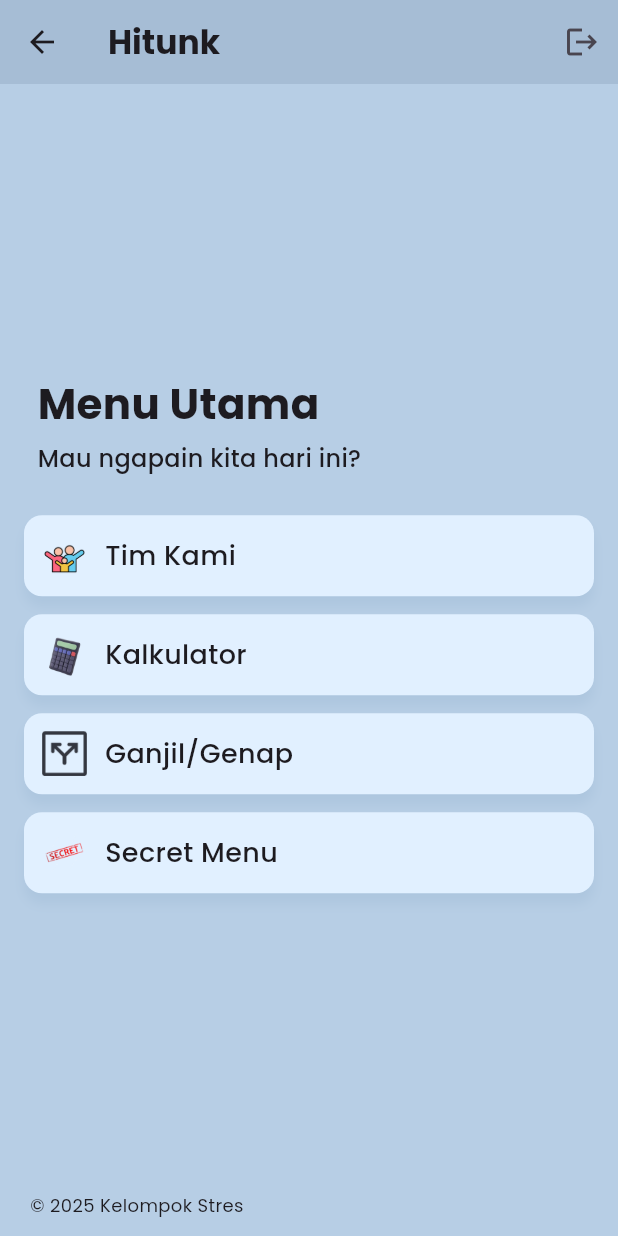
After one commit to haloYusuf/tugas1-mobile-teori, a Flutter app: the HomePage screen opened by its route, on a phone screen of 412 x 824 dp. The commit adds this screen. Run offline on Flutter 3.47's test engine with Material 3 defaults, Android fonts, the phone set to English and light mode, and no system bars; our stand-ins replace get.

Commit message:
Update: Finish Menu Page

```diff
--- /dev/null
+++ b/lib/app/controllers/home_controller.dart
@@ -0,0 +1,7 @@
+import 'package:get/get.dart';
+
+class HomeController extends GetxController {
+  void navigateTo(String route) {
+    Get.toNamed(route);
+  }
+}
--- a/lib/app/controllers/login_controller.dart
+++ b/lib/app/controllers/login_controller.dart
@@ -1,5 +1,6 @@
 import 'package:flutter/material.dart';
 import 'package:get/get.dart';
+import 'package:tugas1_mobile_teori/app/routes/route_name.dart';
 
 class LoginController extends GetxController {
   var angka = 1.obs;
@@ -18,6 +19,10 @@ class LoginController extends GetxController {
     } else if (usernameController.text.toLowerCase() == 'mobile' &&
         passwordController.text.toLowerCase() == 'if-e') {
       _showDialog(title: 'Berhasil', message: 'Anda berhasil login!');
+      //ke homepage
+      Future.delayed(const Duration(seconds: 1), () {
+        Get.offAllNamed(RouteName.home); // Navigasi ke halaman home
+      });
     } else {
       _showDialog(title: 'Gagal', message: 'Username / password salah!');
     }
--- /dev/null
+++ b/lib/app/pages/home_page.dart
@@ -0,0 +1,143 @@
+import 'package:flutter/material.dart';
+import 'package:get/get.dart';
+import 'package:tugas1_mobile_teori/app/controllers/home_controller.dart';
+import 'package:tugas1_mobile_teori/app/routes/route_name.dart';
+
+class HomePage extends StatelessWidget {
+  const HomePage({super.key});
+
+  @override
+  Widget build(BuildContext context) {
+    final HomeController controller = Get.put(HomeController());
+
+    return Scaffold(
+      backgroundColor: const Color(0xFFB7CEE5),
+      appBar: AppBar(
+        backgroundColor: const Color(0xFFA6BDD5),
+        title: const Text(
+          'Hitunk',
+          style: TextStyle(fontWeight: FontWeight.bold),
+        ),
+        actions: [
+          IconButton(
+            onPressed: () {
+              Get.offAllNamed(RouteName.login);
+            },
+            icon: const Icon(Icons.logout),
+          ),
+        ],
+      ),
+      body: SafeArea(
+        child: Column(
+          crossAxisAlignment: CrossAxisAlignment.start,
+          children: [
+            const Spacer(),
+            Padding(
+              padding: const EdgeInsets.only(left: 25),
+              child: Column(
+                crossAxisAlignment: CrossAxisAlignment.start,
+                children: [
+                  const Text(
+                    "Menu Utama",
+                    style: TextStyle(
+                      fontSize: 28,
+                      fontWeight: FontWeight.bold,
+                    ),
+                  ),
+                  const SizedBox(height: 5),
+                  const Text(
+                    "Mau ngapain kita hari ini?",
+                    textAlign: TextAlign.start,
+                    style: TextStyle(fontSize: 16, fontWeight: FontWeight.w500),
+                  ),
+                ],
+              ),
+            ),
+            const SizedBox(height: 20),
+            Padding(
+              padding: const EdgeInsets.symmetric(horizontal: 16),
+              child: Column(
+                children: [
+                  _menuButton(
+                    onTap: () => controller.navigateTo(RouteName.team),
+                    iconPath: 'assets/images/team.png',
+                    label: "Tim Kami",
+                  ),
+                  _menuButton(
+                    onTap: () => controller.navigateTo(RouteName.kalkulator),
+                    iconPath: 'assets/images/kalkulator.png',
+                    label: "Kalkulator",
+                  ),
+                  _menuButton(
+                    onTap: () => controller.navigateTo(RouteName.ganjilGenap),
+                    iconPath: 'assets/images/ganjilgenap.png',
+                    label: "Ganjil/Genap",
+                  ),
+                  _menuButton(
+                    onTap: () => controller.navigateTo(RouteName.secretMenu),
+                    iconPath: 'assets/images/secret.png',
+                    label: "Secret Menu",
+                  ),
+                ],
+              ),
+            ),
+            const Spacer(),
+            const Padding(
+              padding:
+                  EdgeInsets.only(left: 20, bottom: 12), // Biar sejajar ke kiri
+              child: Align(
+                alignment: Alignment.centerLeft, // Rata kiri
+                child: Text(
+                  "© 2025 Kelompok Stres",
+                  style: TextStyle(fontSize: 12),
+                ),
+              ),
+            ),
+          ],
+        ),
+      ),
+    );
+  }
+
+  Widget _menuButton({
+    required VoidCallback onTap,
+    required String iconPath,
+    required String label,
+  }) {
+    return GestureDetector(
+      onTap: onTap,
+      child: Container(
+        margin: const EdgeInsets.symmetric(vertical: 6),
+        padding: const EdgeInsets.all(12),
+        decoration: BoxDecoration(
+          color: Color(0xFFE1F0FF),
+          borderRadius: BorderRadius.circular(12),
+          boxShadow: [
+            BoxShadow(
+              color: Color(0xFF9EBAD5).withOpacity(0.4),
+              blurRadius: 6,
+              offset: const Offset(0, 7),
+            ),
+          ],
+        ),
+        child: Row(
+          children: [
+            Image.asset(
+              iconPath,
+              width: 30,
+              height: 30,
+            ),
+            const SizedBox(width: 12),
+            Text(
+              label,
+              style: const TextStyle(
+                fontSize: 18,
+                fontWeight: FontWeight.w500,
+              ),
+            ),
+          ],
+        ),
+      ),
+    );
+  }
+}
--- a/lib/app/routes/route_name.dart
+++ b/lib/app/routes/route_name.dart
@@ -3,4 +3,7 @@ class RouteName {
   static String login = '/login';
   static String home = '/home';
   static String kalkulator = '/kalkulator';
+  static String team = '/team';
+  static String ganjilGenap = '/ganjil-genap';
+  static String secretMenu = '/secret-menu';
 }
--- a/lib/app/routes/route_page.dart
+++ b/lib/app/routes/route_page.dart
@@ -2,6 +2,7 @@ import 'package:get/get.dart';
 import 'package:tugas1_mobile_teori/app/pages/landing_page.dart';
 import 'package:tugas1_mobile_teori/app/pages/login_page.dart';
 import 'package:tugas1_mobile_teori/app/routes/route_name.dart';
+import 'package:tugas1_mobile_teori/app/pages/home_page.dart';
 
 class RoutePage {
   static List<GetPage<dynamic>> routes = [
@@ -13,5 +14,9 @@ class RoutePage {
       name: RouteName.login,
       page: () => const LoginPage(),
     ),
+    GetPage(
+      name: RouteName.home,
+      page: () => const HomePage(),
+    ),
   ];
 }
```
Also changed, not shown: assets/images/ganjil_genap.png (added), assets/images/ganjilgenap.png (added), assets/images/secret.png (added), assets/images/team.png (added).
